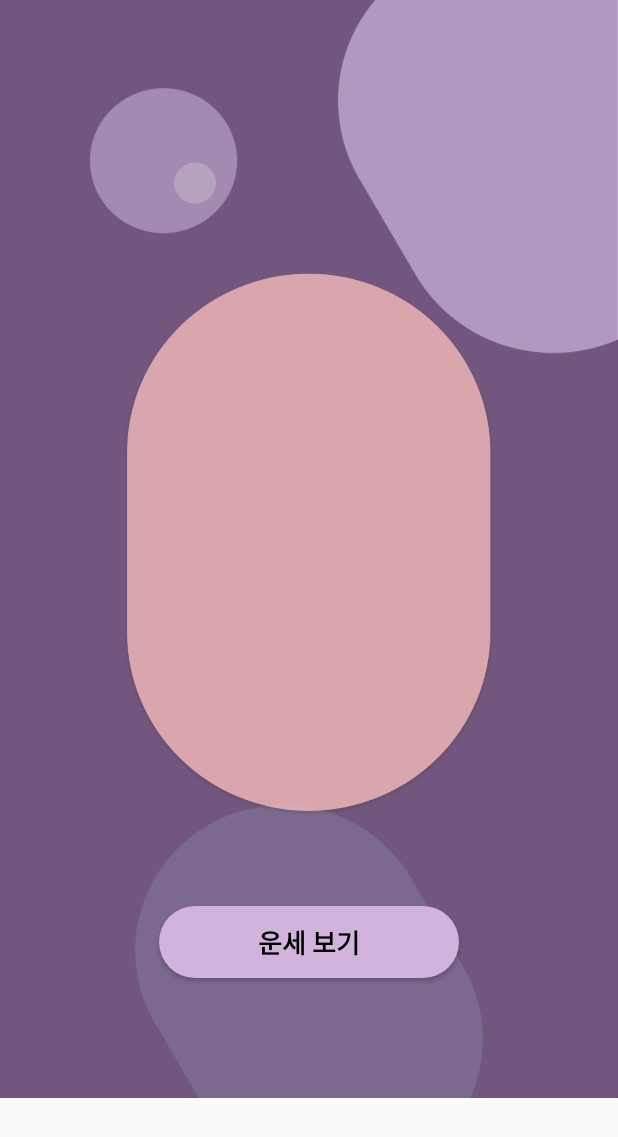
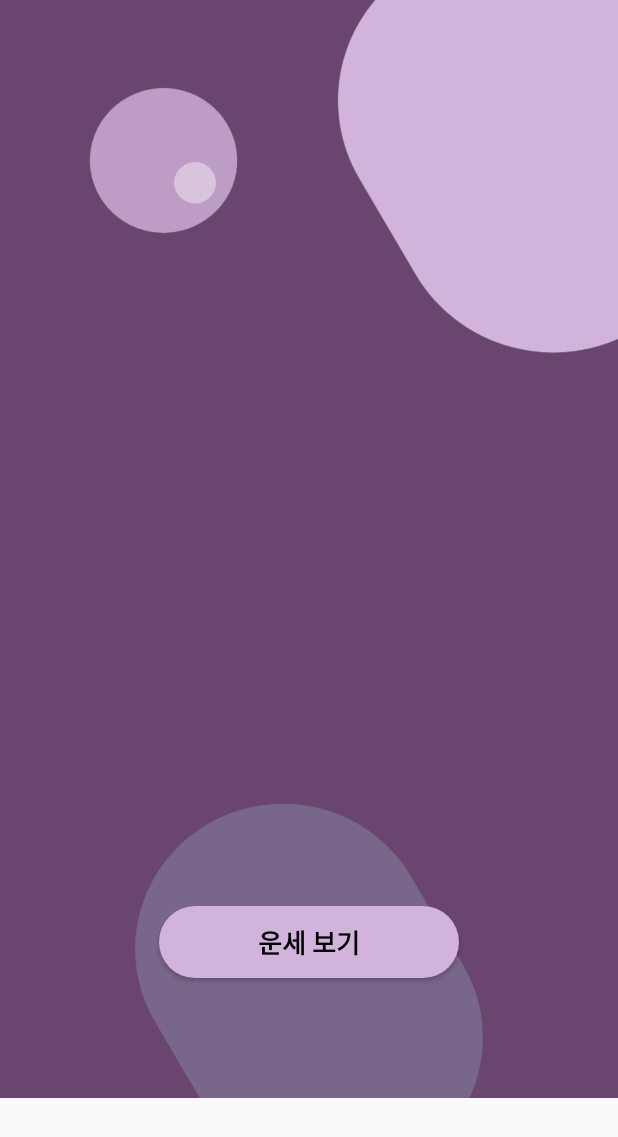
Before and after one commit to yeonwoo1125/Sora_Godong, an Android app: the Luck screen opened directly, with no data from a screen before it, on a phone screen of 412 x 824 dp. Shown: the top 1137 px of the screen. Run offline under Robolectric (Android 15) with nearby library versions, the phone set to English and light mode, and no system bars.

Commit message:
배경 이미지 변경

```diff
--- a/app/src/main/res/layout/activity_luck.xml
+++ b/app/src/main/res/layout/activity_luck.xml
@@ -13,6 +13,7 @@
         android:background="@drawable/background"
         android:gravity="center_horizontal">
         <Button
+            android:id="@+id/btn"
             android:layout_width="200dp"
             android:layout_height="wrap_content"
             android:layout_gravity="bottom"
```
Also changed, not shown: app/src/main/res/drawable/background.png.
